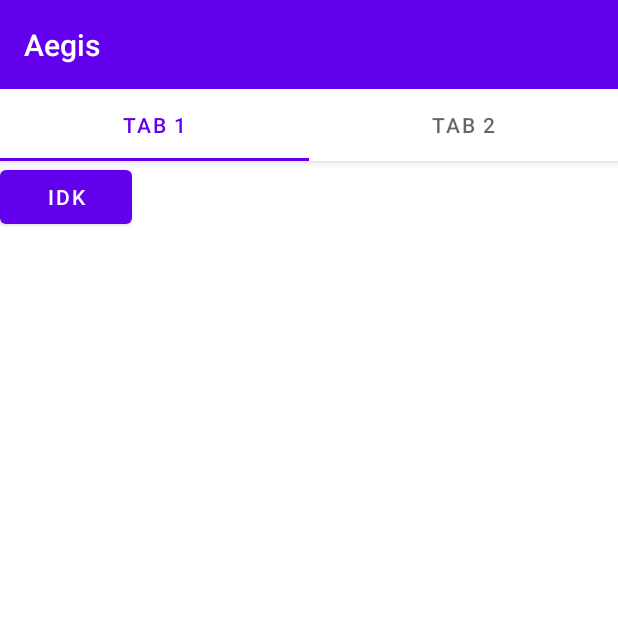
After one commit to tux3/aegis, an Android app: the MainActivity screen opened directly, with no data from a screen before it, on a phone screen of 412 x 824 dp, the top half of it. The commit adds this screen. Run offline under Robolectric (Android 15) with nearby library versions, the phone set to English and light mode, and no system bars; libraries missing offline, so code that uses them is left out: uniffi.client; 3 statements that could not run were skipped.

Commit message:
Add MainActivity after login

```diff
--- a/app/build.gradle
+++ b/app/build.gradle
@@ -28,7 +28,7 @@ android {
     }
     kotlinOptions {
         jvmTarget = '1.8'
-        languageVersion = '1.5'
+        languageVersion = "1.5"
     }
     buildFeatures {
         viewBinding true
--- a/app/src/main/AndroidManifest.xml
+++ b/app/src/main/AndroidManifest.xml
@@ -3,6 +3,7 @@
     package="net.alacrem.aegis">
 
     <uses-permission android:name="android.permission.INTERNET" />
+
     <application
         android:allowBackup="false"
         android:icon="@mipmap/ic_launcher"
@@ -10,6 +11,11 @@
         android:roundIcon="@mipmap/ic_launcher_round"
         android:supportsRtl="true"
         android:theme="@style/Theme.Aegis">
+        <activity
+            android:name=".ui.main.MainActivity"
+            android:exported="true"
+            android:label="@string/title_activity_main"
+            android:theme="@style/Theme.Aegis.NoActionBar" />
         <activity
             android:name=".ui.login.LoginActivity"
             android:exported="true"
--- a/app/src/main/java/net/alacrem/aegis/ui/login/LoginActivity.kt
+++ b/app/src/main/java/net/alacrem/aegis/ui/login/LoginActivity.kt
@@ -16,7 +16,10 @@ import net.alacrem.aegis.databinding.ActivityLoginBinding
 import uniffi.client.RootKeys
 import java.io.File
 import java.io.FileNotFoundException
+import android.content.Intent
+import net.alacrem.aegis.ui.main.MainActivity
 
+@ExperimentalUnsignedTypes
 class LoginActivity : AppCompatActivity() {
 
     private lateinit var loginViewModel: LoginViewModel
@@ -38,9 +41,7 @@ class LoginActivity : AppCompatActivity() {
         try {
             val keys = loadRootKeys()
             Log.i(TAG, "Loaded root keys from file")
-
-            setResult(Activity.RESULT_OK)
-            finish()
+            switchToMain(keys)
         } catch (e: FileNotFoundException) {
             // Alright, no problem
         }
@@ -64,8 +65,7 @@ class LoginActivity : AppCompatActivity() {
             if (loginResult.success != null) {
                 val keys = loginResult.success
                 saveRootKeys(keys)
-                setResult(Activity.RESULT_OK)
-                finish()
+                switchToMain(keys)
             }
         })
 
@@ -90,4 +90,13 @@ class LoginActivity : AppCompatActivity() {
     private fun showLoginFailed(@StringRes errorString: Int) {
         Toast.makeText(applicationContext, errorString, Toast.LENGTH_SHORT).show()
     }
+
+    private fun switchToMain(keys: RootKeys) {
+        setResult(Activity.RESULT_OK)
+        val mainIntent = Intent(this, MainActivity::class.java)
+        mainIntent.flags = Intent.FLAG_ACTIVITY_NEW_TASK or Intent.FLAG_ACTIVITY_TASK_ON_HOME
+        mainIntent.putExtra("keys", keys.toBytes().toUByteArray().toByteArray())
+        startActivity(mainIntent)
+        finish()
+    }
 }
--- /dev/null
+++ b/app/src/main/java/net/alacrem/aegis/ui/main/MainActivity.kt
@@ -0,0 +1,52 @@
+package net.alacrem.aegis.ui.main
+
+import android.content.Intent
+import android.os.Bundle
+import com.google.android.material.tabs.TabLayout
+import androidx.viewpager.widget.ViewPager
+import androidx.appcompat.app.AppCompatActivity
+import net.alacrem.aegis.databinding.ActivityMainBinding
+import net.alacrem.aegis.ui.login.LoginActivity
+import uniffi.client.RootKeys
+
+@ExperimentalUnsignedTypes
+class MainActivity : AppCompatActivity() {
+
+    private lateinit var binding: ActivityMainBinding
+    private lateinit var keys: RootKeys
+
+    override fun onCreate(savedInstanceState: Bundle?) {
+        super.onCreate(savedInstanceState)
+
+        var maybeKeys: RootKeys? = null
+        if (savedInstanceState != null) {
+            val savedKeyData = savedInstanceState.getByteArray("keys")
+            if (savedKeyData != null) {
+                maybeKeys = RootKeys.fromBytes(savedKeyData.toUByteArray().asList())
+            }
+        }
+
+        if (intent != null) {
+            val data = intent.getByteArrayExtra("keys")
+            if (data != null)
+                maybeKeys = RootKeys.fromBytes(data.toUByteArray().asList())
+        }
+
+        if (maybeKeys == null) {
+            startActivity(Intent(this, LoginActivity::class.java))
+            finish()
+            return
+        } else {
+            keys = maybeKeys
+        }
+
+        binding = ActivityMainBinding.inflate(layoutInflater)
+        setContentView(binding.root)
+
+        val sectionsPagerAdapter = SectionsPagerAdapter(this, supportFragmentManager)
+        val viewPager: ViewPager = binding.viewPager
+        viewPager.adapter = sectionsPagerAdapter
+        val tabs: TabLayout = binding.tabs
+        tabs.setupWithViewPager(viewPager)
+    }
+}
--- /dev/null
+++ b/app/src/main/java/net/alacrem/aegis/ui/main/PageViewModel.kt
@@ -0,0 +1,19 @@
+package net.alacrem.aegis.ui.main
+
+import androidx.lifecycle.LiveData
+import androidx.lifecycle.MutableLiveData
+import androidx.lifecycle.Transformations
+import androidx.lifecycle.ViewModel
+import androidx.lifecycle.ViewModelProvider
+
+class PageViewModel : ViewModel() {
+
+    private val _index = MutableLiveData<Int>()
+    val text: LiveData<String> = Transformations.map(_index) {
+        "Hello world from section: $it"
+    }
+
+    fun setIndex(index: Int) {
+        _index.value = index
+    }
+}
--- /dev/null
+++ b/app/src/main/java/net/alacrem/aegis/ui/main/PlaceholderFragment.kt
@@ -0,0 +1,72 @@
+package net.alacrem.aegis.ui.main
+
+import android.os.Bundle
+import android.view.LayoutInflater
+import android.view.View
+import android.view.ViewGroup
+import android.widget.TextView
+import androidx.fragment.app.Fragment
+import androidx.lifecycle.Observer
+import androidx.lifecycle.ViewModelProvider
+import net.alacrem.aegis.databinding.FragmentMainBinding
+
+/**
+ * A placeholder fragment containing a simple view.
+ */
+class PlaceholderFragment : Fragment() {
+
+    private lateinit var pageViewModel: PageViewModel
+    private var _binding: FragmentMainBinding? = null
+
+    // This property is only valid between onCreateView and
+    // onDestroyView.
+    private val binding get() = _binding!!
+
+    override fun onCreate(savedInstanceState: Bundle?) {
+        super.onCreate(savedInstanceState)
+        pageViewModel = ViewModelProvider(this).get(PageViewModel::class.java).apply {
+            setIndex(arguments?.getInt(ARG_SECTION_NUMBER) ?: 1)
+        }
+    }
+
+    override fun onCreateView(
+        inflater: LayoutInflater, container: ViewGroup?,
+        savedInstanceState: Bundle?
+    ): View? {
+
+        _binding = FragmentMainBinding.inflate(inflater, container, false)
+        val root = binding.root
+
+        val textView: TextView = binding.sectionLabel
+        pageViewModel.text.observe(viewLifecycleOwner, Observer {
+            textView.text = it
+        })
+        return root
+    }
+
+    companion object {
+        /**
+         * The fragment argument representing the section number for this
+         * fragment.
+         */
+        private const val ARG_SECTION_NUMBER = "section_number"
+
+        /**
+         * Returns a new instance of this fragment for the given section
+         * number.
+         */
+        @JvmStatic
+        fun newInstance(sectionNumber: Int): PlaceholderFragment {
+            return PlaceholderFragment().apply {
+                arguments = Bundle().apply {
+                    putInt(ARG_SECTION_NUMBER, sectionNumber)
+                }
+            }
+        }
+    }
+
+    override fun onDestroyView() {
+        super.onDestroyView()
+        _binding = null
+    }
+}
--- /dev/null
+++ b/app/src/main/java/net/alacrem/aegis/ui/main/SectionsPagerAdapter.kt
@@ -0,0 +1,36 @@
+package net.alacrem.aegis.ui.main
+
+import android.content.Context
+import androidx.fragment.app.Fragment
+import androidx.fragment.app.FragmentManager
+import androidx.fragment.app.FragmentPagerAdapter
+import net.alacrem.aegis.ui.main.PlaceholderFragment
+import net.alacrem.aegis.R
+
+private val TAB_TITLES = arrayOf(
+    R.string.tab_text_1,
+    R.string.tab_text_2
+)
+
+/**
+ * A [FragmentPagerAdapter] that returns a fragment corresponding to
+ * one of the sections/tabs/pages.
+ */
+class SectionsPagerAdapter(private val context: Context, fm: FragmentManager) :
+    FragmentPagerAdapter(fm, BEHAVIOR_RESUME_ONLY_CURRENT_FRAGMENT) {
+
+    override fun getItem(position: Int): Fragment {
+        // getItem is called to instantiate the fragment for the given page.
+        // Return a PlaceholderFragment (defined as a static inner class below).
+        return PlaceholderFragment.newInstance(position + 1)
+    }
+
+    override fun getPageTitle(position: Int): CharSequence? {
+        return context.resources.getString(TAB_TITLES[position])
+    }
+
+    override fun getCount(): Int {
+        // Show 2 total pages.
+        return 2
+    }
+}
--- /dev/null
+++ b/app/src/main/res/layout/activity_main.xml
@@ -0,0 +1,36 @@
+<?xml version="1.0" encoding="utf-8"?>
+<androidx.coordinatorlayout.widget.CoordinatorLayout xmlns:android="http://schemas.android.com/apk/res/android"
+    xmlns:app="http://schemas.android.com/apk/res-auto"
+    xmlns:tools="http://schemas.android.com/tools"
+    android:layout_width="match_parent"
+    android:layout_height="match_parent"
+    tools:context=".ui.main.MainActivity">
+
+    <com.google.android.material.appbar.AppBarLayout
+        android:layout_width="match_parent"
+        android:layout_height="wrap_content"
+        android:theme="@style/Theme.Aegis.AppBarOverlay">
+
+        <TextView
+            android:id="@+id/title"
+            android:layout_width="wrap_content"
+            android:layout_height="wrap_content"
+            android:gravity="center"
+            android:minHeight="?actionBarSize"
+            android:padding="@dimen/appbar_padding"
+            android:text="@string/app_name"
+            android:textAppearance="@style/TextAppearance.Widget.AppCompat.Toolbar.Title" />
+
+        <com.google.android.material.tabs.TabLayout
+            android:id="@+id/tabs"
+            android:layout_width="match_parent"
+            android:layout_height="wrap_content" />
+    </com.google.android.material.appbar.AppBarLayout>
+
+    <androidx.viewpager.widget.ViewPager
+        android:id="@+id/view_pager"
+        android:layout_width="match_parent"
+        android:layout_height="match_parent"
+        app:layout_behavior="@string/appbar_scrolling_view_behavior" />
+
+</androidx.coordinatorlayout.widget.CoordinatorLayout>
--- /dev/null
+++ b/app/src/main/res/layout/fragment_main.xml
@@ -0,0 +1,31 @@
+<?xml version="1.0" encoding="utf-8"?>
+<androidx.constraintlayout.widget.ConstraintLayout xmlns:android="http://schemas.android.com/apk/res/android"
+    xmlns:app="http://schemas.android.com/apk/res-auto"
+    xmlns:tools="http://schemas.android.com/tools"
+    android:id="@+id/constraintLayout"
+    android:layout_width="match_parent"
+    android:layout_height="match_parent"
+    tools:context=".ui.main.PlaceholderFragment">
+
+    <TextView
+        android:id="@+id/section_label"
+        android:layout_width="wrap_content"
+        android:layout_height="wrap_content"
+        android:layout_marginStart="@dimen/activity_horizontal_margin"
+        android:layout_marginTop="@dimen/activity_vertical_margin"
+        android:layout_marginEnd="@dimen/activity_horizontal_margin"
+        android:layout_marginBottom="@dimen/activity_vertical_margin"
+        app:layout_constraintLeft_toLeftOf="parent"
+        app:layout_constraintTop_toTopOf="@+id/constraintLayout"
+        tools:layout_constraintLeft_creator="1"
+        tools:layout_constraintTop_creator="1" />
+
+    <Button
+        android:id="@+id/button"
+        android:layout_width="wrap_content"
+        android:layout_height="wrap_content"
+        android:text="idk"
+        tools:layout_editor_absoluteX="143dp"
+        tools:layout_editor_absoluteY="160dp" />
+
+</androidx.constraintlayout.widget.ConstraintLayout>
--- a/app/src/main/res/values-land/dimens.xml
+++ b/app/src/main/res/values-land/dimens.xml
@@ -1,3 +1,4 @@
 <resources>
     <dimen name="activity_horizontal_margin">48dp</dimen>
+    <dimen name="fab_margin">48dp</dimen>
 </resources>
--- a/app/src/main/res/values-w1240dp/dimens.xml
+++ b/app/src/main/res/values-w1240dp/dimens.xml
@@ -1,3 +1,4 @@
 <resources>
     <dimen name="activity_horizontal_margin">200dp</dimen>
+    <dimen name="fab_margin">200dp</dimen>
 </resources>
--- a/app/src/main/res/values-w600dp/dimens.xml
+++ b/app/src/main/res/values-w600dp/dimens.xml
@@ -1,3 +1,4 @@
 <resources>
     <dimen name="activity_horizontal_margin">48dp</dimen>
+    <dimen name="fab_margin">48dp</dimen>
 </resources>
--- /dev/null
+++ b/app/src/main/res/values-w820dp/dimens.xml
@@ -0,0 +1,6 @@
+<resources>
+    <!-- Example customization of dimensions originally defined in res/values/dimens.xml
+         (such as screen margins) for screens with more than 820dp of available width. This
+         would include 7" and 10" devices in landscape (~960dp and ~1280dp respectively). -->
+    <dimen name="activity_horizontal_margin">64dp</dimen>
+</resources>
--- a/app/src/main/res/values/dimens.xml
+++ b/app/src/main/res/values/dimens.xml
@@ -2,4 +2,7 @@
     <!-- Default screen margins, per the Android Design guidelines. -->
     <dimen name="activity_horizontal_margin">16dp</dimen>
     <dimen name="activity_vertical_margin">16dp</dimen>
+    <dimen name="appbar_padding">16dp</dimen>
+    <dimen name="fab_margin">16dp</dimen>
+    <dimen name="appbar_padding_top">8dp</dimen>
 </resources>
--- a/app/src/main/res/values/strings.xml
+++ b/app/src/main/res/values/strings.xml
@@ -4,4 +4,7 @@
     <string name="prompt_password">Admin password</string>
     <string name="action_sign_in">Confirm</string>
     <string name="login_failed">"Login failed"</string>
+    <string name="title_activity_main">MainActivity</string>
+    <string name="tab_text_1">Tab 1</string>
+    <string name="tab_text_2">Tab 2</string>
 </resources>
--- a/app/src/main/res/values/themes.xml
+++ b/app/src/main/res/values/themes.xml
@@ -13,4 +13,13 @@
         <item name="android:statusBarColor" tools:targetApi="l">?attr/colorPrimaryVariant</item>
         <!-- Customize your theme here. -->
     </style>
+
+    <style name="Theme.Aegis.NoActionBar">
+        <item name="windowActionBar">false</item>
+        <item name="windowNoTitle">true</item>
+    </style>
+
+    <style name="Theme.Aegis.AppBarOverlay" parent="ThemeOverlay.AppCompat.Dark.ActionBar" />
+
+    <style name="Theme.Aegis.PopupOverlay" parent="ThemeOverlay.AppCompat.Light" />
 </resources>
```
